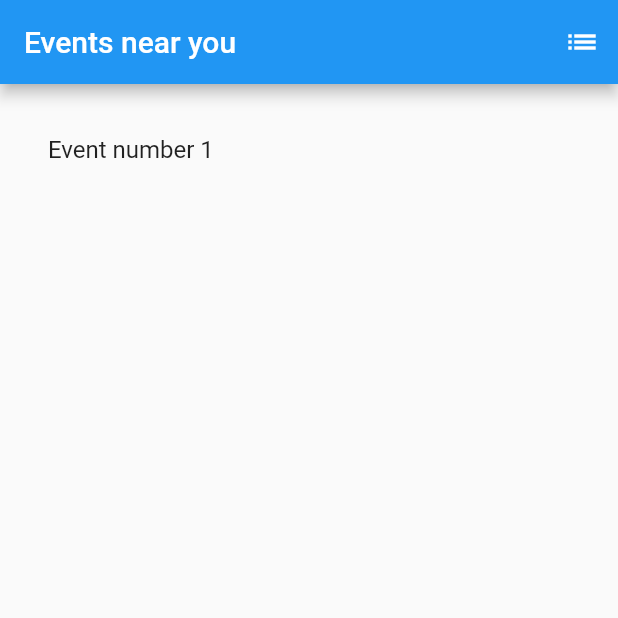
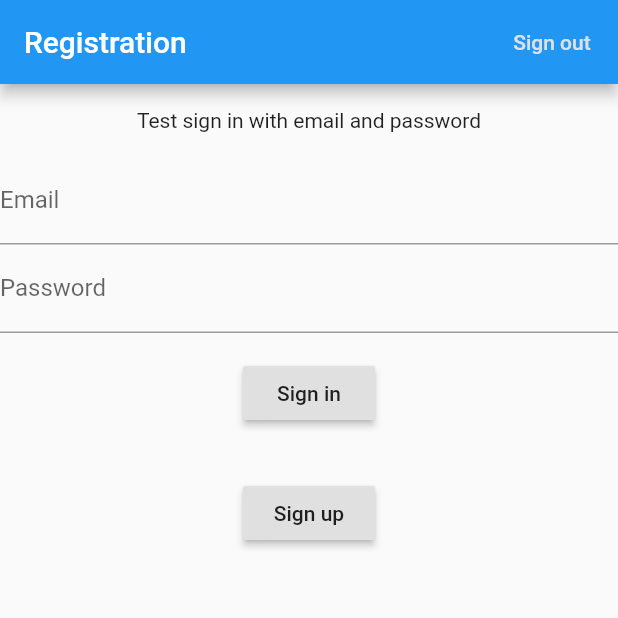
Before and after one commit to Kitenite/social_challenges, a Flutter app: the screen it shows after launch, on a phone screen of 412 x 824 dp, the top half of it. Run offline on Flutter 3.47's test engine with Material 2 defaults, Android fonts, the phone set to English and light mode, and no system bars; our stand-ins replace cloud_firestore, firebase_analytics, firebase_auth; accounts and stored records are empty.

Commit message:
login logic basic

```diff
--- /dev/null
+++ b/lib/login_page.dart
@@ -0,0 +1,184 @@
+import 'package:flutter/material.dart';
+import 'package:firebase_auth/firebase_auth.dart';
+
+final FirebaseAuth _auth = FirebaseAuth.instance;
+
+class SignInPage extends StatefulWidget {
+  final String title = 'Registration';
+  @override
+  State<StatefulWidget> createState() => SignInPageState();
+}
+
+class SignInPageState extends State<SignInPage> {
+  @override
+  Widget build(BuildContext context) {
+    return Scaffold(
+      appBar: AppBar(
+        title: Text(widget.title),
+        actions: <Widget>[
+          Builder(builder: (BuildContext context) {
+            return FlatButton(
+              child: const Text('Sign out'),
+              textColor: Theme.of(context).buttonColor,
+              onPressed: () async {
+                final FirebaseUser user = await _auth.currentUser();
+                if (user == null) {
+                  Scaffold.of(context).showSnackBar(const SnackBar(
+                    content: Text('No one has signed in.'),
+                  ));
+                  return;
+                }
+                _signOut();
+                final String uid = user.uid;
+                Scaffold.of(context).showSnackBar(SnackBar(
+                  content: Text(uid + ' has successfully signed out.'),
+                ));
+              },
+            );
+          })
+        ],
+      ),
+      body: Builder(builder: (BuildContext context) {
+        return ListView(
+          scrollDirection: Axis.vertical,
+          children: <Widget>[
+            _EmailPasswordForm(),
+          ],
+        );
+      }),
+    );
+  }
+
+  // Example code for sign out.
+  void _signOut() async {
+    await _auth.signOut();
+  }
+}
+
+class _EmailPasswordForm extends StatefulWidget {
+  @override
+  State<StatefulWidget> createState() => _EmailPasswordFormState();
+}
+
+class _EmailPasswordFormState extends State<_EmailPasswordForm> {
+  final GlobalKey<FormState> _formKey = GlobalKey<FormState>();
+  final TextEditingController _emailController = TextEditingController();
+  final TextEditingController _passwordController = TextEditingController();
+  bool _success;
+  String _userEmail;
+  @override
+  Widget build(BuildContext context) {
+    return Form(
+      key: _formKey,
+      child: Column(
+        crossAxisAlignment: CrossAxisAlignment.start,
+        children: <Widget>[
+          Container(
+            child: const Text('Test sign in with email and password'),
+            padding: const EdgeInsets.all(16),
+            alignment: Alignment.center,
+          ),
+          TextFormField(
+            controller: _emailController,
+            decoration: const InputDecoration(labelText: 'Email'),
+            validator: (String value) {
+              if (value.isEmpty) {
+                return 'Please enter some text';
+              }
+              return null;
+            },
+          ),
+          TextFormField(
+            controller: _passwordController,
+            decoration: const InputDecoration(labelText: 'Password'),
+            obscureText: true,
+            autofocus: false,
+            validator: (String value) {
+              if (value.isEmpty) {
+                return 'Please enter some text';
+              }
+              return null;
+            },
+          ),
+          Container(
+            padding: const EdgeInsets.symmetric(vertical: 16.0),
+            alignment: Alignment.center,
+            child: RaisedButton(
+              onPressed: () async {
+                if (_formKey.currentState.validate()) {
+                  _signInWithEmailAndPassword();
+                }
+              },
+              child: const Text('Sign in'),
+            ),
+          ),
+          Container(
+            padding: const EdgeInsets.symmetric(vertical: 16.0),
+            alignment: Alignment.center,
+            child: RaisedButton(
+              onPressed: () async {
+                if (_formKey.currentState.validate()) {
+                  _register();
+                }
+              },
+              child: const Text('Sign up'),
+            ),
+          ),
+          Container(
+            alignment: Alignment.center,
+            padding: const EdgeInsets.symmetric(horizontal: 16),
+            child: Text(
+              _success == null
+                  ? ''
+                  : (_success
+                      ? 'Successfully signed in ' + _userEmail
+                      : 'Sign in failed'),
+              style: TextStyle(color: Colors.red),
+            ),
+          )
+        ],
+      ),
+    );
+  }
+
+  @override
+  void dispose() {
+    _emailController.dispose();
+    _passwordController.dispose();
+    super.dispose();
+  }
+
+  // Example code of how to sign in with email and password.
+  void _signInWithEmailAndPassword() async {
+    final FirebaseUser user = (await _auth.signInWithEmailAndPassword(
+      email: _emailController.text,
+      password: _passwordController.text,
+    ))
+        .user;
+    if (user != null) {
+      setState(() {
+        _success = true;
+        _userEmail = user.email;
+      });
+    } else {
+      _success = false;
+    }
+  }
+
+  // Example code for registration.
+  void _register() async {
+    final FirebaseUser user = (await _auth.createUserWithEmailAndPassword(
+      email: _emailController.text,
+      password: _passwordController.text,
+    ))
+        .user;
+    if (user != null) {
+      setState(() {
+        _success = true;
+        _userEmail = user.email;
+      });
+    } else {
+      _success = false;
+    }
+  }
+}
--- a/lib/main.dart
+++ b/lib/main.dart
@@ -1,6 +1,7 @@
 import 'package:flutter/material.dart';
 import 'package:firebase_analytics/firebase_analytics.dart';
 import 'events.dart';
+import 'login_page.dart';
 
 void main() => runApp(MyApp());
 
@@ -9,12 +10,12 @@ class MyApp extends StatelessWidget {
   Widget build(BuildContext context) {
     return MaterialApp(
       title: 'Social App',
-      home: Scaffold(
-          body:Center(
-            child: EventsList(),
-          ),
-
-      ),
+      home: new SignInPage(),
+      // home: Scaffold(
+      //     body:Center(
+      //       child: EventsList(),
+      //     ),
+      //),
     );
   }
 }
```
Also changed, not shown: lib/auth.dart (added, +56 -0 lines).
